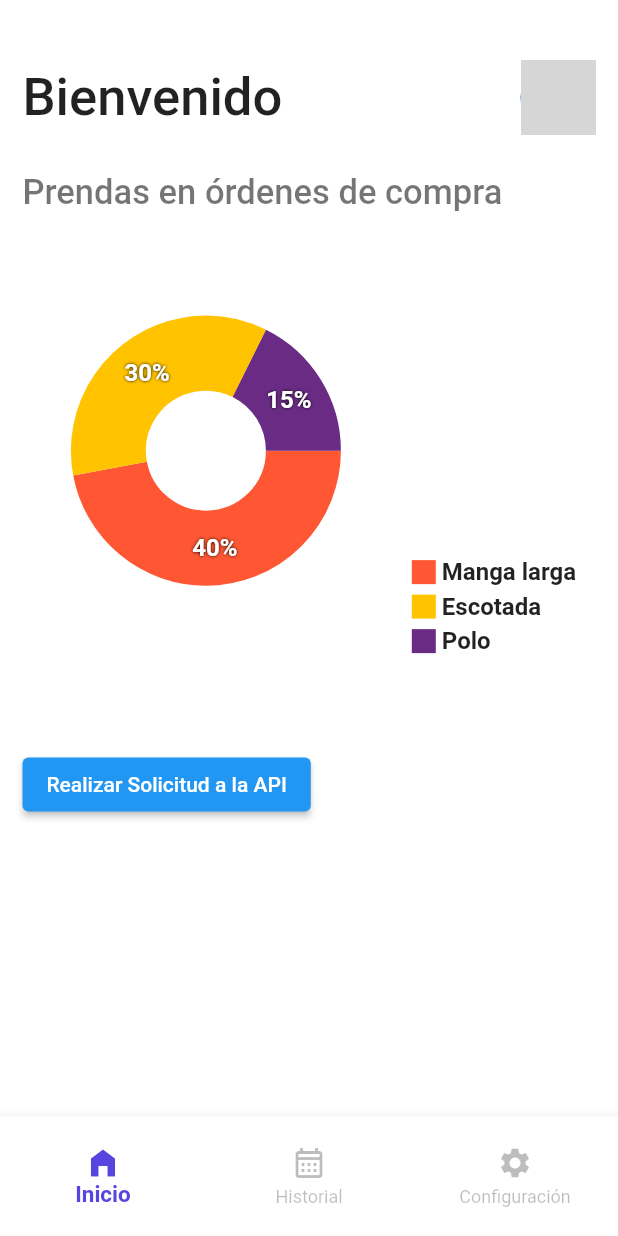
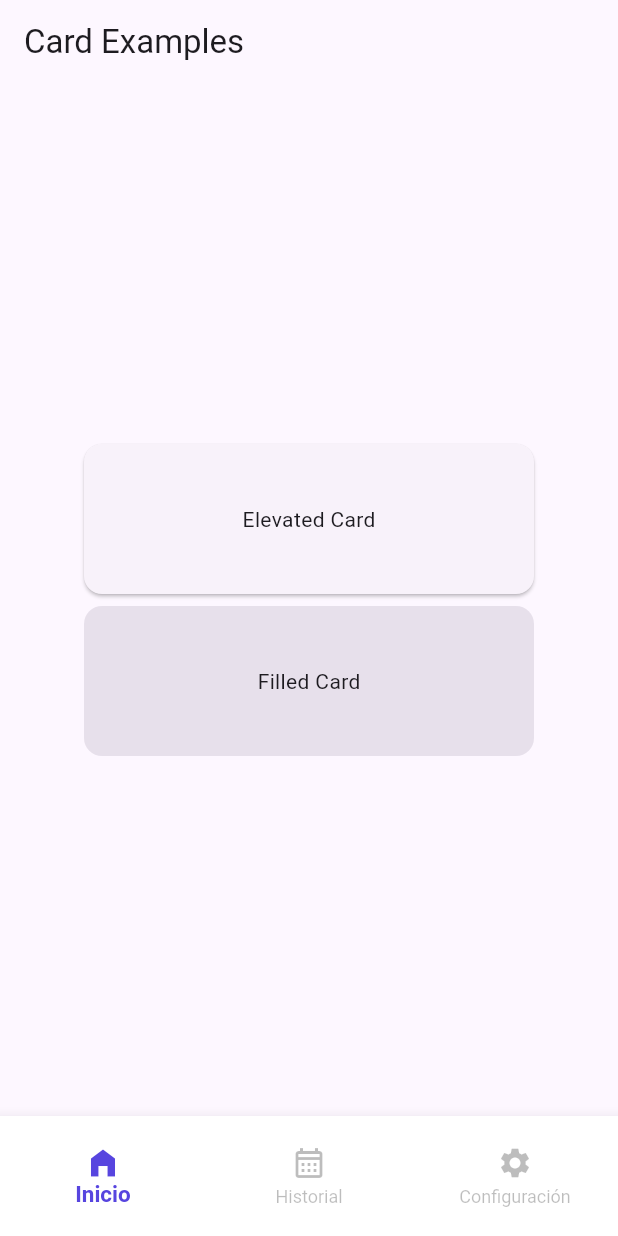
Before and after one commit to Quinta707/simexpro-app, a Flutter app: the NavBarRoots screen opened directly, on a phone screen of 412 x 824 dp. Run offline on Flutter 3.47's test engine with Material 2 defaults, Android fonts, the phone set to English and light mode, and no system bars; drawn by our look-alikes of fl_chart; our stand-ins replace cherry_toast, shared_preferences; missing offline and left inert: custom_clippers, random_string_generator; accounts and stored records are empty; network calls fail; grey boxes are pictures that could not be loaded.

Commit message:
yo no se jajaja

```diff
--- a/simexpro-app/lib/screens/change_password_screen.dart
+++ b/simexpro-app/lib/screens/change_password_screen.dart
@@ -1,6 +1,4 @@
 import 'dart:convert';
-import 'dart:html';
-import 'dart:js';
 
 import 'package:cherry_toast/resources/arrays.dart';
 import 'package:flutter/cupertino.dart';
--- a/simexpro-app/lib/screens/login_screen.dart
+++ b/simexpro-app/lib/screens/login_screen.dart
@@ -1,6 +1,5 @@
 import 'dart:convert';
-import 'dart:html';
-import 'dart:js';
+
 
 import 'package:cherry_toast/resources/arrays.dart';
 import 'package:flutter/cupertino.dart';
--- /dev/null
+++ b/simexpro-app/lib/widgets/OrdenesProduccion.dart
@@ -0,0 +1,148 @@
+import 'dart:convert';
+
+import 'package:flutter/material.dart';
+
+
+import 'package:cherry_toast/resources/arrays.dart';
+import 'package:flutter/cupertino.dart';
+import 'package:flutter/material.dart';
+import 'package:simexpro/screens/home_screen.dart';
+import 'package:simexpro/screens/recover_password_screen.dart';
+import 'package:simexpro/widgets/navbar_roots.dart';
+import 'package:http/http.dart' as http;
+import 'package:simexpro/api.dart';
+import 'package:simexpro/toastconfig/toastconfig.dart';
+/// Flutter code sample for [Card].
+
+class Cartas extends StatefulWidget {
+  const Cartas({super.key});
+
+  @override
+  State<StatefulWidget> createState() => CardExamplesApp();
+}
+
+Future<void> fetchData(BuildContext context) async {
+
+  final response = await http.get(
+    Uri.parse('${apiUrl} Graficas/TotalOrdenesCompraMensual'),
+    headers: {
+      'XApiKey': apiKey,
+    },
+  );
+  if(response.statusCode == 200)
+  {
+    final json  = response.body;
+    final decodedJson = jsonDecode(json);
+    final data = decodedJson["data"];
+
+    print(data);
+    return data;
+  }
+  else
+  {
+    print(response.headers);
+    return ;
+  }
+}
+
+class CardExamplesApp extends State {
+ // const CardExamplesApp({super.key});
+
+  @override
+  Widget build(BuildContext context) {
+    return MaterialApp(
+      theme: ThemeData(
+          colorSchemeSeed: const Color(0xff6750a4), useMaterial3: true),
+      home: Scaffold(
+        appBar: AppBar(title: const Text('Card Examples')),
+        body:  Column(
+          children: <Widget>[
+            Spacer(),
+            ElevatedCardExample(),
+            FilledCardExample(),
+
+            Spacer(),
+          ],
+        ),
+      ),
+    );
+  }
+}
+
+/// An example of the elevated card type.
+///
+/// The default settings for [Card] will provide an elevated
+/// card matching the spec:
+///
+/// https://m3.material.io/components/cards/specs#a012d40d-7a5c-4b07-8740-491dec79d58b
+class ElevatedCardExample extends StatelessWidget {
+  const ElevatedCardExample({super.key});
+
+  @override
+  Widget build(BuildContext context) {
+    return const Center(
+      child: Card(
+        child: SizedBox(
+          width: 300,
+          height: 100,
+          child: Center(child: Text('Elevated Card')),
+        ),
+      ),
+    );
+  }
+}
+
+/// An example of the filled card type.
+///
+/// To make a [Card] match the filled type, the default elevation and color
+/// need to be changed to the values from the spec:
+///
+/// https://m3.material.io/components/cards/specs#0f55bf62-edf2-4619-b00d-b9ed462f2c5a
+class FilledCardExample extends StatelessWidget {
+  const FilledCardExample({super.key});
+
+  @override
+  Widget build(BuildContext context) {
+    return Center(
+      child: Card(
+        elevation: 0,
+        color: Theme.of(context).colorScheme.surfaceVariant,
+        child: const SizedBox(
+          width: 300,
+          height: 100,
+          child: Center(child: Text('Filled Card')),
+        ),
+      ),
+    );
+  }
+}
+
+/// An example of the outlined card type.
+///
+/// To make a [Card] match the outlined type, the default elevation and shape
+/// need to be changed to the values from the spec:
+///
+/// https://m3.material.io/components/cards/specs#0f55bf62-edf2-4619-b00d-b9ed462f2c5a
+class OutlinedCardExample extends StatelessWidget {
+  const OutlinedCardExample({super.key});
+
+  @override
+  Widget build(BuildContext context) {
+    return Center(
+      child: Card(
+        elevation: 0,
+        shape: RoundedRectangleBorder(
+          side: BorderSide(
+            color: Theme.of(context).colorScheme.outline,
+          ),
+          borderRadius: const BorderRadius.all(Radius.circular(12)),
+        ),
+        child: const SizedBox(
+          width: 300,
+          height: 100,
+          child: Center(child: Text('Outlined Card')),
+        ),
+      ),
+    );
+  }
+}
--- a/simexpro-app/lib/widgets/navbar_roots.dart
+++ b/simexpro-app/lib/widgets/navbar_roots.dart
@@ -3,6 +3,7 @@ import 'package:flutter/material.dart';
 import 'package:simexpro/screens/home_screen.dart';
 import 'package:simexpro/screens/historial_screen.dart';
 import 'package:simexpro/screens/settings_screen.dart';
+import 'package:simexpro/widgets/OrdenesProduccion.dart';
 
 class NavBarRoots extends StatefulWidget {
   @override
@@ -12,7 +13,7 @@ class NavBarRoots extends StatefulWidget {
 class _NavBarRootsState extends State<NavBarRoots> {
   int _selectedIndex = 0;
   final _screens = [
-    HomeScreen(),
+    Cartas(),
     historialScreen(),
     SettingScreen(),
   ];
```
Also changed, not shown: simexpro-app/pubspec.lock, 3 other files.
